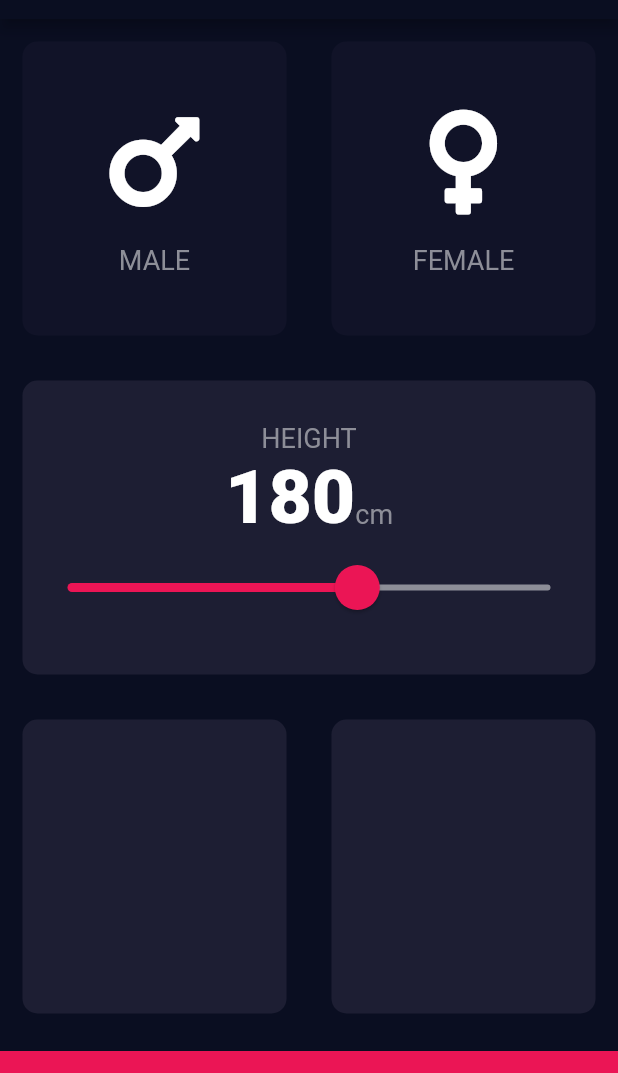
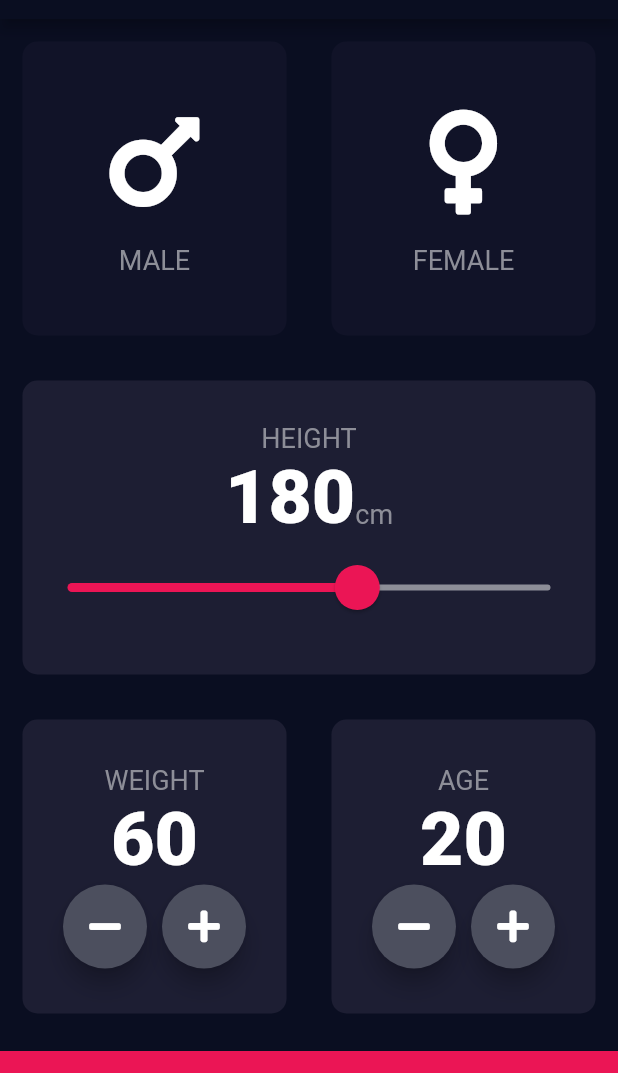
Before and after one commit to albader94/bmi_calculator, a Flutter app: the screen it shows after launch, on a phone screen of 412 x 824 dp, the part 65-1138 px from its top. Run offline on Flutter 3.47's test engine with Material 2 defaults, Android fonts, the phone set to English and light mode, and no system bars; our stand-ins replace font_awesome_flutter.

Commit message:
Added weight and height
Created a button from scratch using a RawMaterialButton

```diff
--- a/lib/input_theme.dart
+++ b/lib/input_theme.dart
@@ -18,6 +18,8 @@ class _InputPageState extends State<InputPage> {
 
   Gender selectedGender;
   int height = 180;
+  int weight = 60;
+  int age = 20;
 
   @override
   Widget build(BuildContext context) {
@@ -115,10 +117,74 @@ class _InputPageState extends State<InputPage> {
             child: Row(
               children: [
                 Expanded(
-                  child: ReusableCard(cardColor: kActiveCardColor,),
+                  child: ReusableCard(
+                    cardColor: kActiveCardColor,
+                    cardWidget: Column(
+                      mainAxisAlignment: MainAxisAlignment.center,
+                      children: [
+                        Text('WEIGHT', style: kLabelStyle,),
+                        Text(weight.toString(), style: kNumberTextStyle,),
+                        Row(
+                          mainAxisAlignment: MainAxisAlignment.center,
+                          children: [
+                            RoundActionButton(
+                              icon:FontAwesomeIcons.minus,
+                              onPressed: (){
+                                setState(() {
+                                  weight--;
+                                });
+                              },
+                            ),
+                            SizedBox(width: 10.0,),
+                            RoundActionButton(
+                              icon:FontAwesomeIcons.plus,
+                              onPressed: (){
+                                setState(() {
+                                  weight++;
+                                });
+                              },
+                            ),
+                          ],
+                        ),
+                      ],
+                    ),
+                  ),
                 ),
                 Expanded(
-                  child: ReusableCard(cardColor: kActiveCardColor,),
+                  child: ReusableCard(
+                    cardColor: kActiveCardColor,
+                    cardWidget: Column(
+                      mainAxisAlignment: MainAxisAlignment.center,
+                      children: [
+                        Text('AGE', style: kLabelStyle,),
+                        Text(age.toString(), style: kNumberTextStyle,),
+                        Row(
+                          mainAxisAlignment: MainAxisAlignment.center,
+                          children: [
+                            RoundActionButton(
+                              icon:FontAwesomeIcons.minus,
+                              onPressed: (){
+                                setState(() {
+                                  if(age == 0){
+                                    age = 0;
+                                  }else age--;
+                                });
+                              },
+                            ),
+                            SizedBox(width: 10.0,),
+                            RoundActionButton(
+                              icon:FontAwesomeIcons.plus,
+                              onPressed: (){
+                                setState(() {
+                                  age++;
+                                });
+                              },
+                            ),
+                          ],
+                        ),
+                      ],
+                    ),
+                  ),
                 ),
               ],
             ),
@@ -134,3 +200,26 @@ class _InputPageState extends State<InputPage> {
     );
   }
 }
+
+class RoundActionButton extends StatelessWidget{
+
+  RoundActionButton({@required this.icon, @required this.onPressed});
+
+  final IconData icon;
+  final Function onPressed;
+
+  @override
+  Widget build(BuildContext context){
+    return RawMaterialButton(
+      onPressed: onPressed,
+      child: Icon(icon),
+      shape: CircleBorder(),
+      elevation: 6.0,
+      fillColor: Color(0xFF4C4F5E),
+      constraints: BoxConstraints.tightFor(
+        width: 56.0,
+        height: 56.0,
+      ),
+    );
+  }
+}
```
